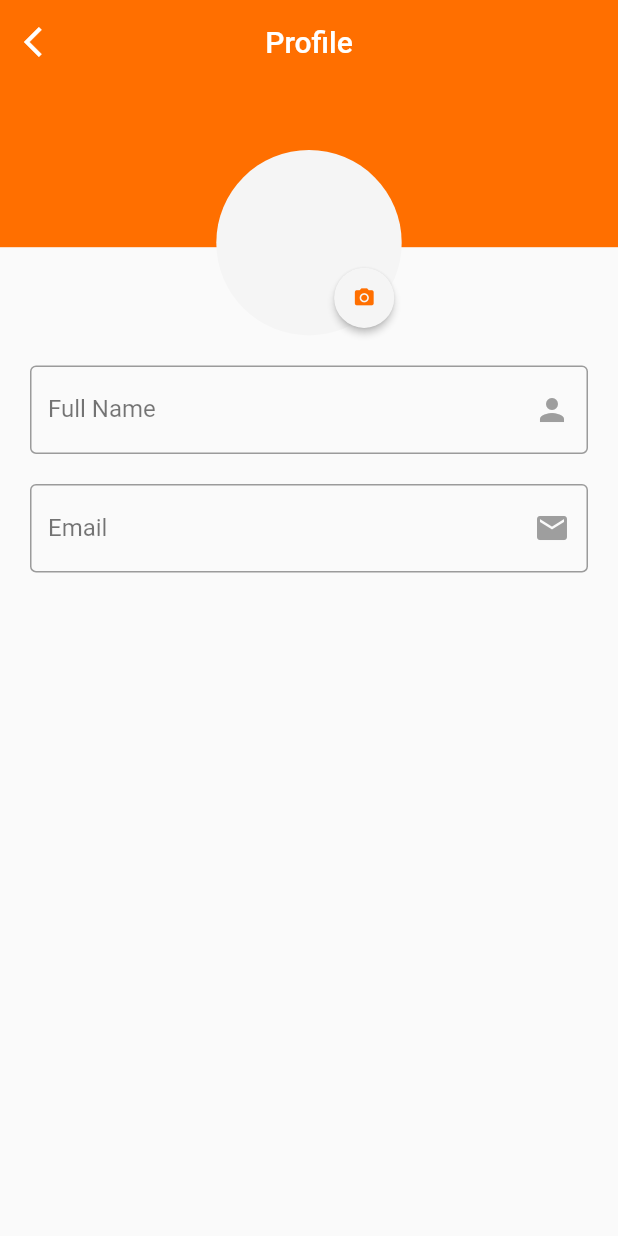
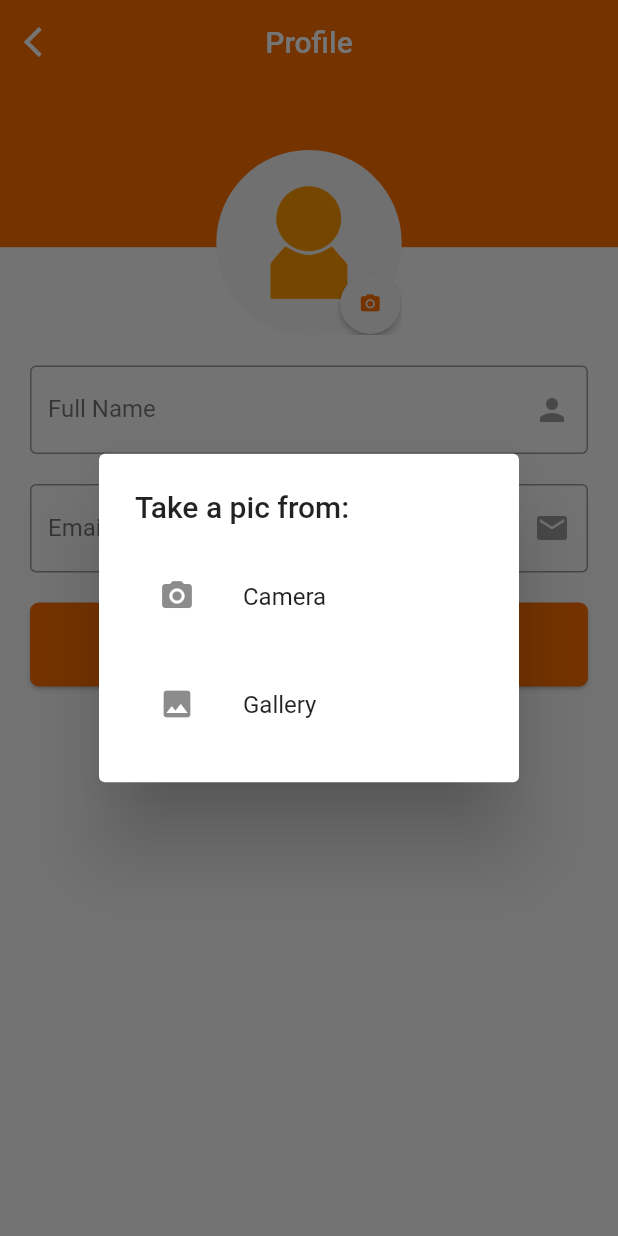
Before and after one commit to dam-cardenas/flutter-profile-view, a Flutter app: the screen it shows after launch, after a tap on the "camera alt" icon, on a phone screen of 412 x 824 dp. Run offline on Flutter 3.47's test engine with Material 2 defaults, Android fonts, the light colour scheme and no system bars; our stand-ins replace image_picker.

Commit message:
Added standard form

```diff
--- a/lib/main.dart
+++ b/lib/main.dart
@@ -1,7 +1,8 @@
 import 'package:flutter/material.dart';
 import 'package:profile_view/src/views/user/profile.dart';
 
-void main() {
+
+main() {
   runApp(MyApp());
 }
 
@@ -10,6 +11,7 @@ class MyApp extends StatelessWidget {
   @override
   Widget build(BuildContext context) {
     return MaterialApp(
+      debugShowCheckedModeBanner: false,
       title: 'Flutter Demo',
       theme: ThemeData(
         primarySwatch: Colors.blue,
--- a/lib/src/views/user/components/app_bar.dart
+++ b/lib/src/views/user/components/app_bar.dart
@@ -1,6 +1,10 @@
+import 'dart:io';
+
 import 'package:flutter/material.dart';
+import 'package:image_picker/image_picker.dart';
 
-class ProfileAppBar {
+enum picOptions { fromCamera, fromGallery }
+class ProfileAppBar extends StatefulWidget {
   final String profileImage;
   final String userName;
   final String title;
@@ -11,7 +15,68 @@ class ProfileAppBar {
       this.userName,
     }
   );
-  Widget render(context) {
+  @override
+  _ProfileAppBar createState() => _ProfileAppBar();
+}
+class _ProfileAppBar extends State<ProfileAppBar> {
+  File imageFile;
+  AssetImage thumbnail;
+  final picker = ImagePicker();
+  @override
+  void initState() {
+    super.initState();
+    this.thumbnail = AssetImage(
+      'assets/images/userThumbnail.png',
+    );
+  }
+
+  Future<PickedFile> _openCamera() {
+    return picker.getImage(source: ImageSource.camera);
+  }
+
+  Future<PickedFile> _openGallery() {
+    return picker.getImage(source: ImageSource.gallery);
+  }
+
+  Future<picOptions> picFromWhere() async {
+    return showDialog<picOptions>(
+      context: context,
+      builder: (BuildContext context) {
+        return SimpleDialog(
+          title: const Text('Take a pic from:'),
+          children: <Widget>[
+            SimpleDialogOption(
+              onPressed: () {
+                Navigator.pop(
+                  context,
+                  picOptions.fromCamera
+                );
+              },
+              child: ListTile(
+                title: Text('Camera'),
+                leading: Icon(Icons.camera_alt),
+              ),
+            ),
+            SimpleDialogOption(
+              onPressed: () {
+                Navigator.pop(
+                  context,
+                  picOptions.fromGallery
+                );
+              },
+              child: ListTile(
+                title: Text('Gallery'),
+                leading: Icon(Icons.image),
+              ),
+            ),
+          ],
+        );
+      }
+    );
+
+  }
+
+  Widget build(context) {
     return  Stack(
       children: [
         Container(
@@ -25,7 +90,14 @@ class ProfileAppBar {
             decoration: BoxDecoration(
               color: Colors.grey[100],
               borderRadius: BorderRadiusDirectional.circular(500.0),
-
+              image: DecorationImage(
+                image: imageFile != null ?
+                  Image.file(
+                      imageFile,
+                    ).image
+                  : thumbnail,
+                fit: BoxFit.cover,
+              )
             ),
             margin: EdgeInsets.only(
               left: 15.0,
@@ -37,14 +109,43 @@ class ProfileAppBar {
             child: Stack(
               children: [
                 Positioned(
-                  bottom: 1,
-                  right: 1,
+                  bottom: -3.0,
+                  right: -3.0,
                   child: FloatingActionButton(
-                    child: Icon(Icons.camera_alt, size: 15, color: Colors.amber[900],),
+                    child: Icon(
+                      Icons.camera_alt,
+                      size: 15,
+                      color: Colors.amber[900],
+                    ),
                     backgroundColor: Colors.grey[100],
                     elevation: 2,
                     mini: true,
-                    onPressed: (){print('Edit photo');}
+                    onPressed: (){
+                      picFromWhere()
+                        .then((value) {
+                          Future<PickedFile> response;
+                          switch(value){
+                            case picOptions.fromCamera:
+                              response = this._openCamera();
+                            break;
+                            case picOptions.fromGallery:
+                              response = this._openGallery();
+                            break;
+                          }
+                          response.then((PickedFile value){
+                            if (value != null) {
+                              setState(() {
+                                imageFile = File(value.path);
+                              });
+                            }
+                            print(value.toString());
+                          });
+                        }).catchError((error) {
+                          print(error.toString());
+                        });
+                      // Open a modal to select if take a pic from camera
+                      // or get it from the media gallery
+                    }
                   ),
                 ),
               ],
@@ -56,7 +157,7 @@ class ProfileAppBar {
           left: 0.0,
           right: 0.0,
           child: AppBar(
-            title: Text(this.title),
+            title: Text(widget.title),
             leading: IconButton(
               icon: Icon(Icons.arrow_back_ios),
               onPressed: () {},
--- a/lib/src/views/user/components/user_data_form.dart
+++ b/lib/src/views/user/components/user_data_form.dart
@@ -29,18 +29,21 @@ class _UserDataForm extends State<UserDataForm> {
   }
 
   void formSubmit() async {
-    // TODO: Call the services to get the user data
+    // TODO: Call the services to set the user data
+  }
+  void getUserData() async {
+    // TODO: call the services to get the user  data
   }
 
-  // bool isValidEmail(String email) {
-  //   // TODO: validate the email pattern
-  //   return RegExp(kEmailPattern).hasMatch(email);
-  // }
+  void isValidEmail(String email) {
+    // TODO: validate the email pattern
+    // check if the email is already taken
+  }
 
-  // bool isValidPassword(String username) {
-  //   // TODO: Validate username
-  //   return RegExp(kPasswordPattern).hasMatch(username);
-  // }
+  void isValidUsername(String username) {
+    // TODO: Validate username
+  }
+
   @override
   Widget build(BuildContext context) {
     // TODO: The correct form  data
@@ -51,6 +54,7 @@ class _UserDataForm extends State<UserDataForm> {
             height: 20,
           ),
           TextFormField(
+            controller: _username,
             keyboardType: TextInputType.text,
             decoration: InputDecoration(
               labelText: 'Full Name',
@@ -71,10 +75,11 @@ class _UserDataForm extends State<UserDataForm> {
             height: 20,
           ),
           TextFormField(
+            controller: _email,
             keyboardType: TextInputType.emailAddress,
             decoration: InputDecoration(
               labelText: 'Email',
-              hintText: "Edit Email",
+              hintText: "example@domain.com",
               labelStyle: TextStyle(color: Colors.black54),
               suffixIcon: Icon(Icons.email, color: Colors.grey),
               border: OutlineInputBorder(),
@@ -85,6 +90,29 @@ class _UserDataForm extends State<UserDataForm> {
                   width: 1.0,
                 )
               ),
+            ),
+          ),
+          SizedBox(
+            height: 20,
+          ),
+          SizedBox(
+            width: MediaQuery.of(context).size.width,
+            height: 56.0,
+            child: ElevatedButton(
+              style: ElevatedButton.styleFrom(
+                primary: Colors.amber[900],
+                onPrimary: Colors.white,
+                elevation: 1.0,
+                shape: RoundedRectangleBorder(
+                  borderRadius: BorderRadius.all(
+                    Radius.circular(6.0),
+                  ),
+                ),
+              ),
+              onPressed: () {
+                // call the api to update the user
+              },
+              child: Text("Save"),
             ),
           ),
         ],
--- a/lib/src/views/user/profile.dart
+++ b/lib/src/views/user/profile.dart
@@ -19,7 +19,7 @@ class _Profile extends State<Profile> {
             title: 'Profile',
             profileImage: '',
             userName: 'Damian'
-          ).render(context),
+          ),
           Container(
             alignment: Alignment.center,
             padding: EdgeInsets.symmetric(horizontal: 20),
--- a/pubspec.yaml
+++ b/pubspec.yaml
@@ -24,6 +24,9 @@ environment:
 dependencies:
   flutter:
     sdk: flutter
+  image_picker:
+  path_provider:
+  path:
 
 
   # The following adds the Cupertino Icons font to your application.
```
Also changed, not shown: assets/images/userThumbnail.png, pubspec.lock, 2 other files.
